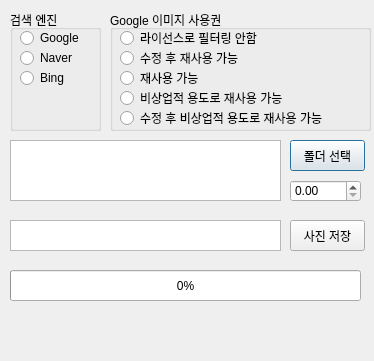
This is Image_Scrapper.ui in Adrian123K/image-scrapper as Qt 5 draws it before an edit. The edited form follows.
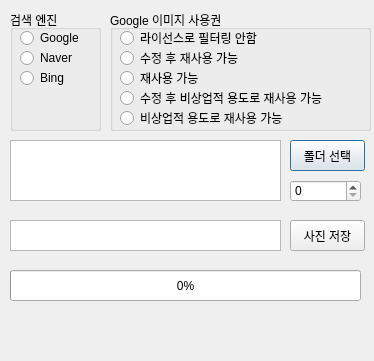
This is the edited form.

Commit message: modify google func with thread

The edit to the form file:
```diff
--- a/Image_Scrapper.ui
+++ b/Image_Scrapper.ui
@@ -107,13 +107,13 @@
     <property name="geometry">
      <rect>
       <x>10</x>
-      <y>60</y>
-      <width>99</width>
+      <y>20</y>
+      <width>241</width>
       <height>16</height>
      </rect>
     </property>
     <property name="text">
-     <string>재사용 가능</string>
+     <string>라이선스로 필터링 안함</string>
     </property>
    </widget>
    <widget class="QRadioButton" name="google_2">
@@ -121,7 +121,7 @@
      <rect>
       <x>10</x>
       <y>40</y>
-      <width>160</width>
+      <width>241</width>
       <height>16</height>
      </rect>
     </property>
@@ -129,30 +129,30 @@
      <string>수정 후 재사용 가능</string>
     </property>
    </widget>
-   <widget class="QRadioButton" name="google_5">
+   <widget class="QRadioButton" name="google_2">
+    <property name="geometry">
+     <rect>
+      <x>10</x>
+      <y>60</y>
+      <width>241</width>
+      <height>16</height>
+     </rect>
+    </property>
+    <property name="text">
+     <string>재사용 가능</string>
+    </property>
+   </widget>
+   <widget class="QRadioButton" name="google_3">
     <property name="geometry">
      <rect>
       <x>10</x>
       <y>80</y>
-      <width>210</width>
+      <width>241</width>
       <height>16</height>
      </rect>
     </property>
     <property name="text">
-     <string>비상업적 용도로 재사용 가능</string>
-    </property>
-   </widget>
-   <widget class="QRadioButton" name="google_1">
-    <property name="geometry">
-     <rect>
-      <x>10</x>
-      <y>20</y>
-      <width>170</width>
-      <height>16</height>
-     </rect>
-    </property>
-    <property name="text">
-     <string>라이선스로 필터링 안함</string>
+     <string>수정 후 비상업적 용도로 재사용 가능</string>
     </property>
    </widget>
    <widget class="QRadioButton" name="google_4">
@@ -160,16 +160,16 @@
      <rect>
       <x>10</x>
       <y>100</y>
-      <width>230</width>
+      <width>241</width>
       <height>16</height>
      </rect>
     </property>
     <property name="text">
-     <string>수정 후 비상업적 용도로 재사용 가능</string>
+     <string>비상업적 용도로 재사용 가능</string>
     </property>
    </widget>
   </widget>
-  <widget class="QProgressBar" name="result">
+  <widget class="QProgressBar" name="progress">
    <property name="geometry">
     <rect>
      <x>10</x>
@@ -195,7 +195,7 @@
     <string>사진 저장</string>
    </property>
   </widget>
-  <widget class="QLabel" name="error">
+  <widget class="QLabel" name="result">
    <property name="geometry">
     <rect>
      <x>10</x>
@@ -218,7 +218,7 @@
     </rect>
    </property>
   </widget>
-  <widget class="QDoubleSpinBox" name="doubleSpinBox">
+  <widget class="QSpinBox" name="spinBox">
    <property name="geometry">
     <rect>
      <x>290</x>
```
Left out of the diff: 30 changed lines with no effect on the pictures. The commit also changes 1 other file.
